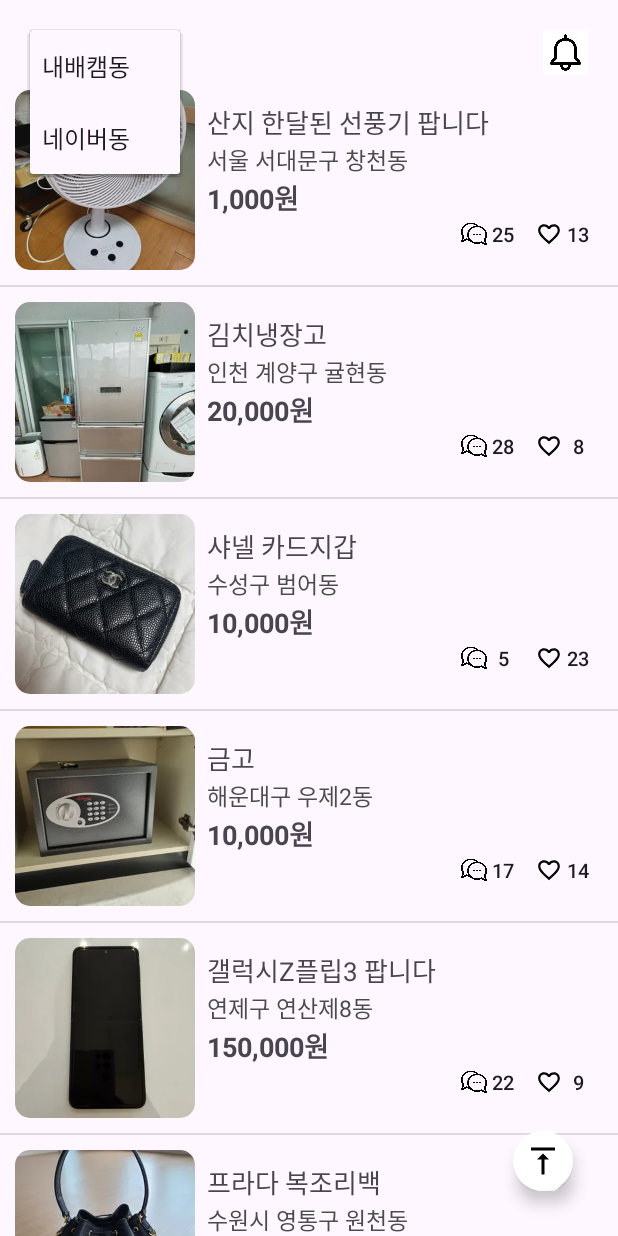
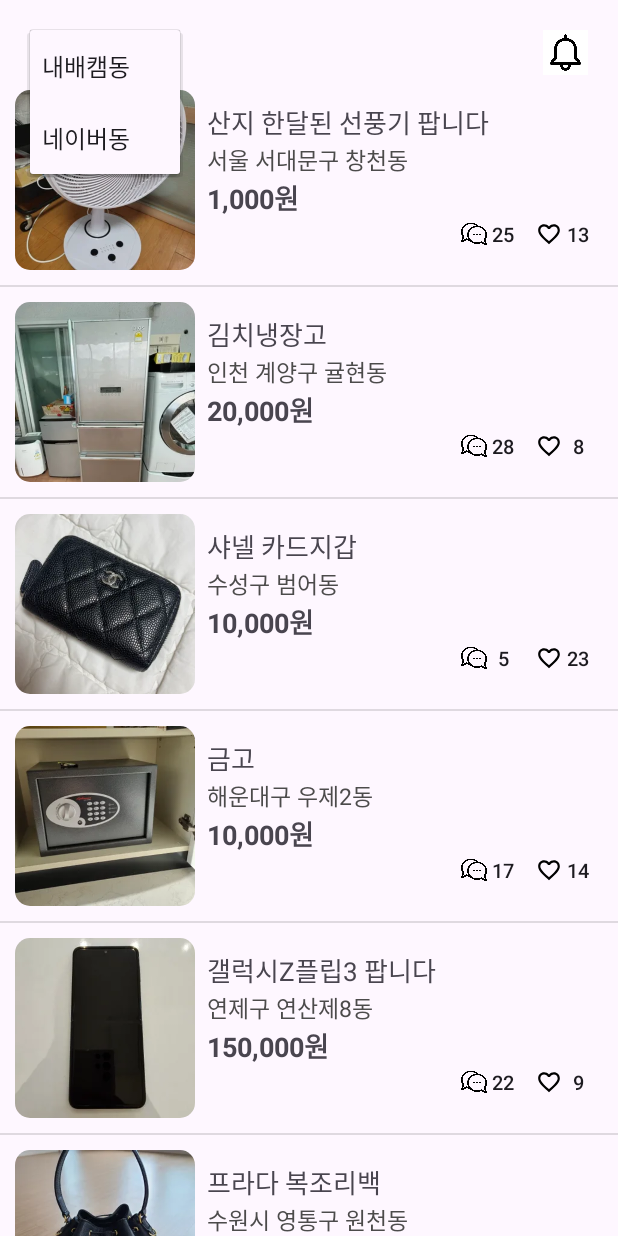
Before and after one commit to seojh5939/AdvancedMission, an Android app: the screen it shows after launch (MainPageActivity), after a tap on "내배캠동", on a phone screen of 412 x 824 dp. Run offline under Robolectric (Android 15) with nearby library versions, the phone set to English and light mode, and no system bars.

Commit message:
[FEAT] : ⚙ FAB 최상단일경우 보이지않게, 그외에는 보이도록 구현

```diff
--- a/app/src/main/java/bootcamp/sparta/myapplemarket/main/MainPageActivity.kt
+++ b/app/src/main/java/bootcamp/sparta/myapplemarket/main/MainPageActivity.kt
@@ -4,6 +4,8 @@ import android.content.Context
 import android.content.Intent
 import android.os.Bundle
 import android.view.View
+import android.view.animation.Animation
+import android.view.animation.AnimationUtils
 import android.widget.ArrayAdapter
 import android.widget.ImageButton
 import android.widget.Spinner
@@ -18,12 +20,14 @@ import bootcamp.sparta.myapplemarket.data.model.Product
 import bootcamp.sparta.myapplemarket.databinding.MainPageActivityBinding
 import bootcamp.sparta.myapplemarket.detail.DetailPageActivity
 import bootcamp.sparta.myapplemarket.main.MainPageRecyclerViewAdapter.onRecyclerViewItemClickListener
+import com.google.android.material.floatingactionbutton.FloatingActionButton
 
 class MainPageActivity : BasePageActivity() {
     private lateinit var binding: MainPageActivityBinding
     private lateinit var spinner: Spinner
     private lateinit var notificationButton: ImageButton
     private lateinit var recyclerview: RecyclerView
+    private lateinit var fab: FloatingActionButton
     private val spinnerItemList: MutableList<String> = mutableListOf()
     private val recyclerviewItemList : MutableList<Product> = mutableListOf()
 
@@ -39,6 +43,7 @@ class MainPageActivity : BasePageActivity() {
         initView()
         initSpinner()
         initRecyclerView()
+        addRecyclerViewScrollListener()
         initNotification()
     }
 
@@ -59,6 +64,7 @@ class MainPageActivity : BasePageActivity() {
         spinner = binding.mainSpinner
         notificationButton = binding.mainNotification
         recyclerview = binding.mainRecyclerview
+        fab = binding.mainFab
     }
 
     private fun initSpinner() {
@@ -85,6 +91,35 @@ class MainPageActivity : BasePageActivity() {
         recyclerview.adapter = adapter
     }
 
+    private fun addRecyclerViewScrollListener() {
+        val listener = object : View.OnScrollChangeListener {
+            val fadeOut = AnimationUtils.loadAnimation(applicationContext, androidx.appcompat.R.anim.abc_fade_out)
+            val fadeIn = AnimationUtils.loadAnimation(applicationContext, androidx.appcompat.R.anim.abc_fade_in)
+            override fun onScrollChange(p0: View?, p1: Int, p2: Int, p3: Int, p4: Int) {
+                // 최상단일경우 fab 숨김
+                if(!recyclerview.canScrollVertically(-1)) {
+
+                    if(checkFabVisibility()){
+                        fab.visibility = View.INVISIBLE
+                        fab.startAnimation(fadeOut)
+                    }
+                } else {
+
+                    if(!checkFabVisibility()) {
+                        fab.visibility = View.VISIBLE
+                        fab.startAnimation(fadeIn)
+                    }
+                }
+            }
+        }
+
+        recyclerview.setOnScrollChangeListener(listener)
+    }
+
+    private fun checkFabVisibility() : Boolean {
+        return fab.visibility == View.VISIBLE
+    }
+
     private fun initNotification() {
         notificationButton.setOnClickListener {
             notification(getString(R.string.notification_title), getString(R.string.notification_content))
--- a/app/src/main/res/layout/main_page_activity.xml
+++ b/app/src/main/res/layout/main_page_activity.xml
@@ -44,6 +44,7 @@
         android:layout_width="40dp"
         android:layout_height="40dp"
         style="@style/fab1"
+        android:visibility="invisible"
         android:backgroundTint="@color/transparent"
         app:backgroundTint="@color/transparent"
         app:fabSize="mini"
```
